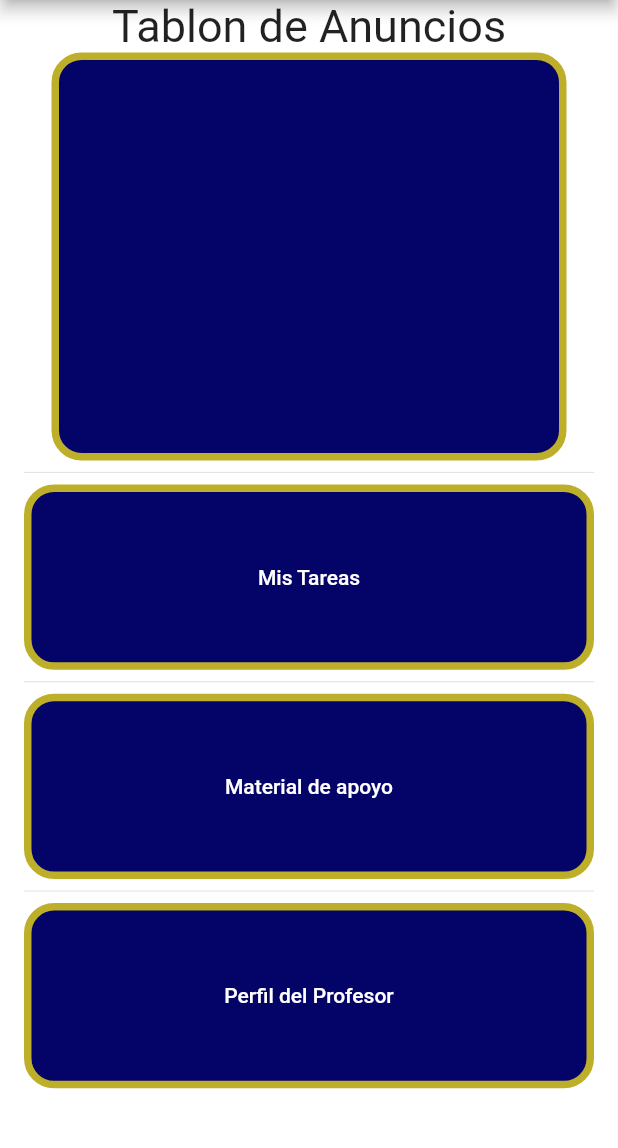
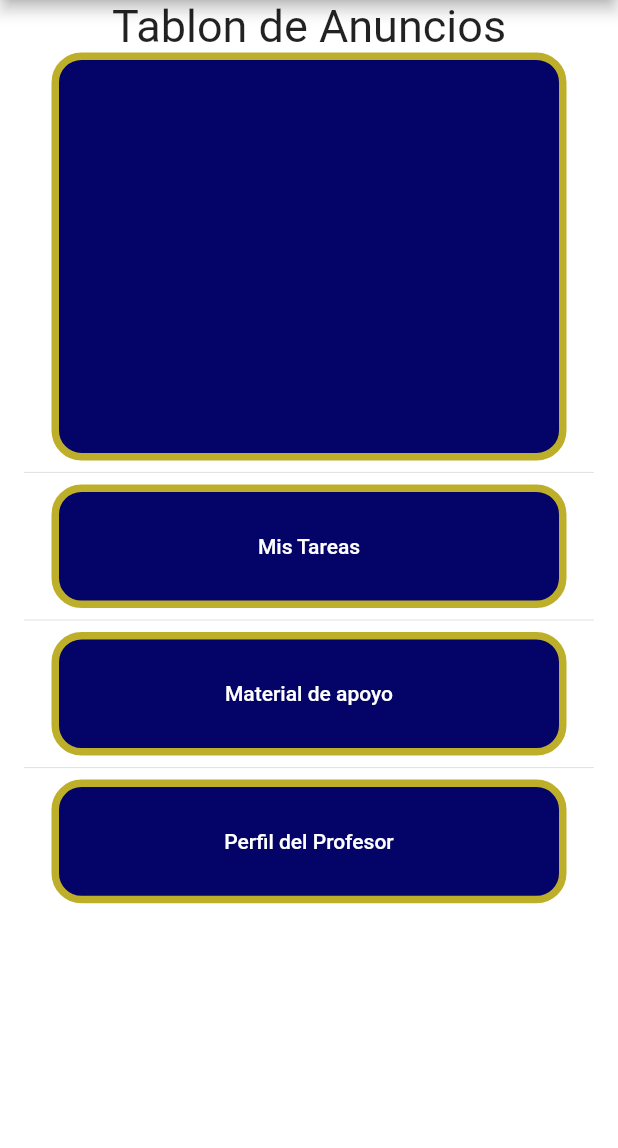
Before and after one commit to RSantiagodeveloper/puma_home_app, a Flutter app: the PantallaGrupoS screen opened directly with empty values, on a phone screen of 412 x 824 dp, the part 84-1232 px from its top. Run offline on Flutter 3.47's test engine with Material 2 defaults, Android fonts, the phone set to English and light mode, and no system bars; our stand-ins replace cloud_firestore, dio, file_picker, firebase_auth, firebase_storage; missing offline and left inert: clipboard_manager; accounts and stored records are empty.

Commit message:
arreglados desbordamientos, version Alpha

```diff
--- a/puma_home/lib/src/routes/alumno/lista_Tareas.dart
+++ b/puma_home/lib/src/routes/alumno/lista_Tareas.dart
@@ -70,6 +70,7 @@ class _TareasStdnState extends State<TareasStdn> {
                       mainAxisAlignment: MainAxisAlignment.start,
                       children: <Widget>[
                         Expanded(
+                          flex: 1,
                           child: Container(
                             //container del icono libro
                             child: Icon(
@@ -79,6 +80,7 @@ class _TareasStdnState extends State<TareasStdn> {
                           ),
                         ),
                         Expanded(
+                          flex: 2,
                           child: Container(
                             //container del nombre + ID del grupo
                             child: Column(
@@ -102,6 +104,7 @@ class _TareasStdnState extends State<TareasStdn> {
                           ),
                         ),
                         Expanded(
+                          flex: 1,
                           child: Container(
                             //container de los iconos de ver grupo y eliminar grupo
                             child: Row(
--- a/puma_home/lib/src/routes/alumno/mis_grupos_stdn.dart
+++ b/puma_home/lib/src/routes/alumno/mis_grupos_stdn.dart
@@ -180,6 +180,7 @@ class _MisGruposState extends State<MisGruposStdn> {
                       mainAxisAlignment: MainAxisAlignment.start,
                       children: <Widget>[
                         Expanded(
+                          flex: 1,
                           child: Container(
                             //container del icono libro
                             child: Icon(
@@ -189,10 +190,12 @@ class _MisGruposState extends State<MisGruposStdn> {
                           ),
                         ),
                         Expanded(
+                          flex: 2,
                           child: Container(
                             //container del nombre + ID del grupo
                             child: Column(
                                 mainAxisAlignment: MainAxisAlignment.center,
+                                crossAxisAlignment: CrossAxisAlignment.center,
                                 children: <Widget>[
                                   Text(
                                     '${document['NombreGrupo']}',
@@ -205,6 +208,7 @@ class _MisGruposState extends State<MisGruposStdn> {
                           ),
                         ),
                         Expanded(
+                          flex: 2,
                           child: Container(
                             //container de los iconos de ver grupo y eliminar grupo
                             child: Row(
--- a/puma_home/lib/src/routes/alumno/pantalla_Grupo_stdn.dart
+++ b/puma_home/lib/src/routes/alumno/pantalla_Grupo_stdn.dart
@@ -22,7 +22,7 @@ class PantallaGrupoS extends StatelessWidget {
   Widget createTareasButton(BuildContext context) {
     return Container(
         width: MediaQuery.of(context).size.width / 1.2,
-        height: MediaQuery.of(context).size.height / 6.67,
+        height: MediaQuery.of(context).size.height / 10,
         padding: const EdgeInsets.all(2),
         decoration: BoxDecoration(
             border: Border.all(
@@ -45,7 +45,7 @@ class PantallaGrupoS extends StatelessWidget {
   Widget createMaterialButton(BuildContext context) {
     return Container(
         width: MediaQuery.of(context).size.width / 1.2,
-        height: MediaQuery.of(context).size.height / 6.67,
+        height: MediaQuery.of(context).size.height / 10,
         padding: const EdgeInsets.all(2),
         decoration: BoxDecoration(
             border: Border.all(
@@ -68,7 +68,7 @@ class PantallaGrupoS extends StatelessWidget {
   Widget createPerfilProfesor(BuildContext context) {
     return Container(
         width: MediaQuery.of(context).size.width / 1.2,
-        height: MediaQuery.of(context).size.height / 6.67,
+        height: MediaQuery.of(context).size.height / 10,
         padding: const EdgeInsets.all(2),
         decoration: BoxDecoration(
             border: Border.all(
@@ -111,11 +111,26 @@ class PantallaGrupoS extends StatelessWidget {
             children: [
               TablonAnunciosStdn(idGroup),
               Divider(),
-              createTareasButton(context),
+              Row(
+                mainAxisAlignment: MainAxisAlignment.center,
+                children: <Widget>[
+                  createTareasButton(context),
+                ],
+              ),
               Divider(),
-              createMaterialButton(context),
+              Row(
+                mainAxisAlignment: MainAxisAlignment.center,
+                children: <Widget>[
+                  createMaterialButton(context),
+                ],
+              ),
               Divider(),
-              createPerfilProfesor(context),
+              Row(
+                mainAxisAlignment: MainAxisAlignment.center,
+                children: <Widget>[
+                  createPerfilProfesor(context),
+                ],
+              ),
             ],
           )),
     );
--- a/puma_home/lib/src/routes/profesor/mis_Grupos_tch.dart
+++ b/puma_home/lib/src/routes/profesor/mis_Grupos_tch.dart
@@ -199,6 +199,7 @@ class _MisGruposState extends State<MisGruposTch> {
                         mainAxisAlignment: MainAxisAlignment.start,
                         children: <Widget>[
                           Expanded(
+                            flex: 1,
                             child: Container(
                               //container del icono libro
                               child: IconButton(
@@ -222,6 +223,7 @@ class _MisGruposState extends State<MisGruposTch> {
                             ),
                           ),
                           Expanded(
+                            flex: 2,
                             child: Container(
                               //container del nombre + ID del grupo
                               child: Column(
@@ -245,6 +247,7 @@ class _MisGruposState extends State<MisGruposTch> {
                             ),
                           ),
                           Expanded(
+                            flex: 2,
                               child: Container(
                             //container de los iconos de ver grupo y eliminar grupo
                             child: Row(
--- a/puma_home/lib/src/routes/profesor/tareas.dart
+++ b/puma_home/lib/src/routes/profesor/tareas.dart
@@ -185,6 +185,7 @@ class _TareastchState extends State<Tareastch> {
                       mainAxisAlignment: MainAxisAlignment.start,
                       children: <Widget>[
                         Expanded(
+                          flex: 1,
                           child: Container(
                             //container del icono libro
                             child: Icon(
@@ -194,6 +195,7 @@ class _TareastchState extends State<Tareastch> {
                           ),
                         ),
                         Expanded(
+                          flex: 3,
                           child: Container(
                             //container del nombre + ID del grupo
                             child: Column(
@@ -210,10 +212,11 @@ class _TareastchState extends State<Tareastch> {
                           ),
                         ),
                         Expanded(
+                          flex: 3,
                           child: Container(
                             //container de los iconos de ver grupo y eliminar grupo
                             child: Row(
-                              mainAxisAlignment: MainAxisAlignment.end,
+                              mainAxisAlignment: MainAxisAlignment.start,
                               children: <Widget>[
                                 IconButton(
                                   icon: Icon(
--- a/puma_home/lib/src/routes/servicios/loginPage.dart
+++ b/puma_home/lib/src/routes/servicios/loginPage.dart
@@ -80,7 +80,7 @@ class LoginPageState extends State<LoginPage> {
       mainAxisAlignment: MainAxisAlignment.center,
       children: <Widget>[
         Container(
-            width: MediaQuery.of(context).size.width / 4,
+            width: MediaQuery.of(context).size.width / 2.5,
             height: MediaQuery.of(context).size.height / 10,
             padding: const EdgeInsets.all(10),
             decoration: BoxDecoration(
```
Also changed, not shown: puma_home/lib/src/routes/profesor/pantalla_Grupo_tch.dart (+23 -8 lines).
